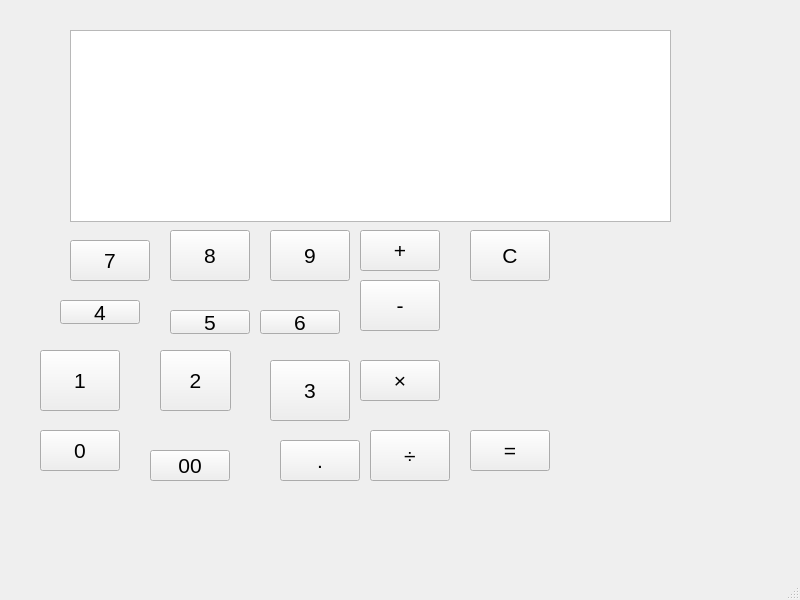
masa-1234tf/Calculator, file mainwindow.ui: the form before one commit.
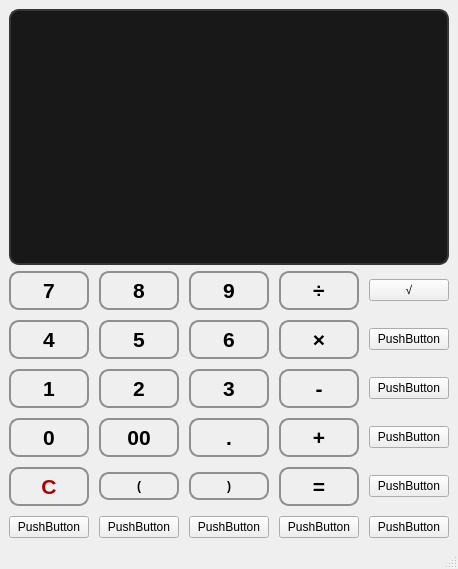
The form after the commit.

```diff
--- a/mainwindow.ui
+++ b/mainwindow.ui
@@ -6,287 +6,865 @@
    <rect>
     <x>0</x>
     <y>0</y>
-    <width>800</width>
-    <height>600</height>
+    <width>400</width>
+    <height>569</height>
    </rect>
   </property>
-  <property name="font">
-   <font>
-    <pointsize>16</pointsize>
-   </font>
-  </property>
   <property name="windowTitle">
    <string>MainWindow</string>
   </property>
   <widget class="QWidget" name="centralwidget">
-   <widget class="QTextBrowser" name="textBrowser">
-    <property name="geometry">
-     <rect>
-      <x>70</x>
-      <y>30</y>
-      <width>601</width>
-      <height>192</height>
-     </rect>
-    </property>
-   </widget>
-   <widget class="QPushButton" name="pushButton_1">
-    <property name="geometry">
-     <rect>
-      <x>40</x>
-      <y>350</y>
-      <width>80</width>
-      <height>61</height>
-     </rect>
-    </property>
-    <property name="text">
-     <string>1</string>
-    </property>
-   </widget>
-   <widget class="QPushButton" name="pushButton_2">
-    <property name="geometry">
-     <rect>
-      <x>160</x>
-      <y>350</y>
-      <width>71</width>
-      <height>61</height>
-     </rect>
-    </property>
-    <property name="text">
-     <string>2</string>
-    </property>
-   </widget>
-   <widget class="QPushButton" name="pushButton_3">
-    <property name="geometry">
-     <rect>
-      <x>270</x>
-      <y>360</y>
-      <width>80</width>
-      <height>61</height>
-     </rect>
-    </property>
-    <property name="text">
-     <string>3</string>
-    </property>
-   </widget>
-   <widget class="QPushButton" name="pushButton_0">
-    <property name="geometry">
-     <rect>
-      <x>40</x>
-      <y>430</y>
-      <width>80</width>
-      <height>41</height>
-     </rect>
-    </property>
-    <property name="text">
-     <string>0</string>
-    </property>
-   </widget>
-   <widget class="QPushButton" name="pushButton_4">
-    <property name="geometry">
-     <rect>
-      <x>60</x>
-      <y>300</y>
-      <width>80</width>
-      <height>24</height>
-     </rect>
-    </property>
-    <property name="text">
-     <string>4</string>
-    </property>
-   </widget>
-   <widget class="QPushButton" name="pushButton_5">
-    <property name="geometry">
-     <rect>
-      <x>170</x>
-      <y>310</y>
-      <width>80</width>
-      <height>24</height>
-     </rect>
-    </property>
-    <property name="text">
-     <string>5</string>
-    </property>
-   </widget>
-   <widget class="QPushButton" name="pushButton_6">
-    <property name="geometry">
-     <rect>
-      <x>260</x>
-      <y>310</y>
-      <width>80</width>
-      <height>24</height>
-     </rect>
-    </property>
-    <property name="text">
-     <string>6</string>
-    </property>
-   </widget>
-   <widget class="QPushButton" name="pushButton_7">
-    <property name="geometry">
-     <rect>
-      <x>70</x>
-      <y>240</y>
-      <width>80</width>
-      <height>41</height>
-     </rect>
-    </property>
-    <property name="text">
-     <string>7</string>
-    </property>
-   </widget>
-   <widget class="QPushButton" name="pushButton_8">
-    <property name="geometry">
-     <rect>
-      <x>170</x>
-      <y>230</y>
-      <width>80</width>
-      <height>51</height>
-     </rect>
-    </property>
-    <property name="text">
-     <string>8</string>
-    </property>
-   </widget>
-   <widget class="QPushButton" name="pushButton_9">
-    <property name="geometry">
-     <rect>
-      <x>270</x>
-      <y>230</y>
-      <width>80</width>
-      <height>51</height>
-     </rect>
-    </property>
-    <property name="text">
-     <string>9</string>
-    </property>
-   </widget>
-   <widget class="QPushButton" name="pushButton_00">
-    <property name="geometry">
-     <rect>
-      <x>150</x>
-      <y>450</y>
-      <width>80</width>
-      <height>31</height>
-     </rect>
-    </property>
-    <property name="text">
-     <string>00</string>
-    </property>
-   </widget>
-   <widget class="QPushButton" name="pushButton_dot">
-    <property name="geometry">
-     <rect>
-      <x>280</x>
-      <y>440</y>
-      <width>80</width>
-      <height>41</height>
-     </rect>
-    </property>
-    <property name="text">
-     <string>.</string>
-    </property>
-   </widget>
-   <widget class="QPushButton" name="pushButton_Clear">
-    <property name="geometry">
-     <rect>
-      <x>470</x>
-      <y>230</y>
-      <width>80</width>
-      <height>51</height>
-     </rect>
-    </property>
-    <property name="cursor">
-     <cursorShape>ArrowCursor</cursorShape>
-    </property>
-    <property name="text">
-     <string>C</string>
-    </property>
-   </widget>
-   <widget class="QPushButton" name="pushButton_Add">
-    <property name="geometry">
-     <rect>
-      <x>360</x>
-      <y>230</y>
-      <width>80</width>
-      <height>41</height>
-     </rect>
-    </property>
-    <property name="font">
-     <font>
-      <pointsize>16</pointsize>
-     </font>
-    </property>
-    <property name="text">
-     <string>+</string>
-    </property>
-    <property name="iconSize">
-     <size>
-      <width>50</width>
-      <height>16</height>
-     </size>
-    </property>
-   </widget>
-   <widget class="QPushButton" name="pushButton_Subtract">
-    <property name="geometry">
-     <rect>
-      <x>360</x>
-      <y>280</y>
-      <width>80</width>
-      <height>51</height>
-     </rect>
-    </property>
-    <property name="text">
-     <string>-</string>
-    </property>
-   </widget>
-   <widget class="QPushButton" name="pushButton_Equal">
-    <property name="geometry">
-     <rect>
-      <x>470</x>
-      <y>430</y>
-      <width>80</width>
-      <height>41</height>
-     </rect>
-    </property>
-    <property name="text">
-     <string>=</string>
-    </property>
-   </widget>
-   <widget class="QPushButton" name="pushButton_Multiply">
-    <property name="geometry">
-     <rect>
-      <x>360</x>
-      <y>360</y>
-      <width>80</width>
-      <height>41</height>
-     </rect>
-    </property>
-    <property name="text">
-     <string>×</string>
-    </property>
-   </widget>
-   <widget class="QPushButton" name="pushButton_Divide">
-    <property name="geometry">
-     <rect>
-      <x>370</x>
-      <y>430</y>
-      <width>80</width>
-      <height>51</height>
-     </rect>
-    </property>
-    <property name="text">
-     <string>÷</string>
-    </property>
-   </widget>
-  </widget>
-  <widget class="QMenuBar" name="menubar">
-   <property name="geometry">
-    <rect>
-     <x>0</x>
-     <y>0</y>
-     <width>800</width>
-     <height>33</height>
-    </rect>
-   </property>
+   <layout class="QVBoxLayout" name="verticalLayout">
+    <item>
+     <widget class="QTextBrowser" name="textBrowser">
+      <property name="minimumSize">
+       <size>
+        <width>0</width>
+        <height>80</height>
+       </size>
+      </property>
+      <property name="font">
+       <font>
+        <pointsize>-1</pointsize>
+        <bold>true</bold>
+       </font>
+      </property>
+      <property name="styleSheet">
+       <string notr="true">QTextBrowser {
+    background-color: rgb(24, 24, 24); /* 背景色 */
+    color: rgb(159, 159, 159);            /* テキスト色 */
+    border: 2px solid #8f8f91; /* 境界線 */
+    border-radius: 10px;       /* 角の丸み */
+	border-color: rgb(53, 53, 53);
+    padding: 10px;             /* 内側の余白 */
+    font-size: 24px;           /* フォントサイズ */
+    font-weight: bold;         /* フォントの太さ */
+    qproperty-alignment: 'AlignRight'; /* テキストの配置 */
+}</string>
+      </property>
+      <property name="readOnly">
+       <bool>true</bool>
+      </property>
+      <property name="text" stdset="0">
+       <string>0</string>
+      </property>
+     </widget>
+    </item>
+    <item>
+     <layout class="QGridLayout" name="gridLayout">
+      <property name="spacing">
+       <number>10</number>
+      </property>
+      <item row="4" column="1">
+       <widget class="QPushButton" name="pushButton_LeftParen">
+        <property name="styleSheet">
+         <string notr="true">QPushButton {
+    background-color: qlineargradient(
+        x1:0, y1:0, x2:0, y2:1,
+        stop:0 #ececec, stop:1 #bdbdbd
+    );
+    border: 2px solid #8f8f91;
+    border-radius: 10px;
+    padding: 5px;
+    font-weight: bold;
+    color: #000000;
+    box-shadow: 2px 2px 5px rgba(0, 0, 0, 0.3);
+}
+
+QPushButton:pressed {
+    background-color: qlineargradient(
+        x1:0, y1:0, x2:0, y2:1,
+        stop:0 #bdbdbd, stop:1 #ececec
+    );
+    border: 2px solid #8f8f91;
+    border-radius: 10px;
+    box-shadow: inset 2px 2px 5px rgba(0, 0, 0, 0.3);
+}</string>
+        </property>
+        <property name="text">
+         <string>(</string>
+        </property>
+       </widget>
+      </item>
+      <item row="5" column="0">
+       <widget class="QPushButton" name="pushButton">
+        <property name="text">
+         <string>PushButton</string>
+        </property>
+       </widget>
+      </item>
+      <item row="5" column="1">
+       <widget class="QPushButton" name="pushButton_10">
+        <property name="text">
+         <string>PushButton</string>
+        </property>
+       </widget>
+      </item>
+      <item row="4" column="2">
+       <widget class="QPushButton" name="pushButton_RightParen">
+        <property name="styleSheet">
+         <string notr="true">QPushButton {
+    background-color: qlineargradient(
+        x1:0, y1:0, x2:0, y2:1,
+        stop:0 #ececec, stop:1 #bdbdbd
+    );
+    border: 2px solid #8f8f91;
+    border-radius: 10px;
+    padding: 5px;
+    font-weight: bold;
+    color: #000000;
+    box-shadow: 2px 2px 5px rgba(0, 0, 0, 0.3);
+}
+
+QPushButton:pressed {
+    background-color: qlineargradient(
+        x1:0, y1:0, x2:0, y2:1,
+        stop:0 #bdbdbd, stop:1 #ececec
+    );
+    border: 2px solid #8f8f91;
+    border-radius: 10px;
+    box-shadow: inset 2px 2px 5px rgba(0, 0, 0, 0.3);
+}</string>
+        </property>
+        <property name="text">
+         <string>)</string>
+        </property>
+       </widget>
+      </item>
+      <item row="3" column="1">
+       <widget class="QPushButton" name="pushButton_00">
+        <property name="font">
+         <font>
+          <pointsize>16</pointsize>
+          <bold>true</bold>
+         </font>
+        </property>
+        <property name="styleSheet">
+         <string notr="true">QPushButton {
+    background-color: qlineargradient(
+        x1:0, y1:0, x2:0, y2:1,
+        stop:0 #ececec, stop:1 #bdbdbd
+    );
+    border: 2px solid #8f8f91;
+    border-radius: 10px;
+    padding: 5px;
+    font-weight: bold;
+    color: #000000;
+    box-shadow: 2px 2px 5px rgba(0, 0, 0, 0.3);
+}
+
+QPushButton:pressed {
+    background-color: qlineargradient(
+        x1:0, y1:0, x2:0, y2:1,
+        stop:0 #bdbdbd, stop:1 #ececec
+    );
+    border: 2px solid #8f8f91;
+    border-radius: 10px;
+    box-shadow: inset 2px 2px 5px rgba(0, 0, 0, 0.3);
+}</string>
+        </property>
+        <property name="text">
+         <string>00</string>
+        </property>
+       </widget>
+      </item>
+      <item row="5" column="2">
+       <widget class="QPushButton" name="pushButton_11">
+        <property name="text">
+         <string>PushButton</string>
+        </property>
+       </widget>
+      </item>
+      <item row="2" column="0">
+       <widget class="QPushButton" name="pushButton_1">
+        <property name="font">
+         <font>
+          <pointsize>16</pointsize>
+          <bold>true</bold>
+         </font>
+        </property>
+        <property name="styleSheet">
+         <string notr="true">QPushButton {
+    background-color: qlineargradient(
+        x1:0, y1:0, x2:0, y2:1,
+        stop:0 #ececec, stop:1 #bdbdbd
+    );
+    border: 2px solid #8f8f91;
+    border-radius: 10px;
+    padding: 5px;
+    font-weight: bold;
+    color: #000000;
+    box-shadow: 2px 2px 5px rgba(0, 0, 0, 0.3);
+}
+
+QPushButton:pressed {
+    background-color: qlineargradient(
+        x1:0, y1:0, x2:0, y2:1,
+        stop:0 #bdbdbd, stop:1 #ececec
+    );
+    border: 2px solid #8f8f91;
+    border-radius: 10px;
+    box-shadow: inset 2px 2px 5px rgba(0, 0, 0, 0.3);
+}</string>
+        </property>
+        <property name="text">
+         <string>1</string>
+        </property>
+       </widget>
+      </item>
+      <item row="0" column="0">
+       <widget class="QPushButton" name="pushButton_7">
+        <property name="font">
+         <font>
+          <pointsize>16</pointsize>
+          <bold>true</bold>
+         </font>
+        </property>
+        <property name="styleSheet">
+         <string notr="true">QPushButton {
+    background-color: qlineargradient(
+        x1:0, y1:0, x2:0, y2:1,
+        stop:0 #ececec, stop:1 #bdbdbd
+    );
+    border: 2px solid #8f8f91;
+    border-radius: 10px;
+    padding: 5px;
+    font-weight: bold;
+    color: #000000;
+    box-shadow: 2px 2px 5px rgba(0, 0, 0, 0.3);
+}
+
+QPushButton:pressed {
+    background-color: qlineargradient(
+        x1:0, y1:0, x2:0, y2:1,
+        stop:0 #bdbdbd, stop:1 #ececec
+    );
+    border: 2px solid #8f8f91;
+    border-radius: 10px;
+    box-shadow: inset 2px 2px 5px rgba(0, 0, 0, 0.3);
+}</string>
+        </property>
+        <property name="text">
+         <string>7</string>
+        </property>
+       </widget>
+      </item>
+      <item row="0" column="3">
+       <widget class="QPushButton" name="pushButton_Divide">
+        <property name="font">
+         <font>
+          <pointsize>16</pointsize>
+          <bold>true</bold>
+         </font>
+        </property>
+        <property name="styleSheet">
+         <string notr="true">QPushButton {
+    background-color: qlineargradient(
+        x1:0, y1:0, x2:0, y2:1,
+        stop:0 #ececec, stop:1 #bdbdbd
+    );
+    border: 2px solid #8f8f91;
+    border-radius: 10px;
+    padding: 5px;
+    font-weight: bold;
+    color: #000000;
+    box-shadow: 2px 2px 5px rgba(0, 0, 0, 0.3);
+}
+
+QPushButton:pressed {
+    background-color: qlineargradient(
+        x1:0, y1:0, x2:0, y2:1,
+        stop:0 #bdbdbd, stop:1 #ececec
+    );
+    border: 2px solid #8f8f91;
+    border-radius: 10px;
+    box-shadow: inset 2px 2px 5px rgba(0, 0, 0, 0.3);
+}</string>
+        </property>
+        <property name="text">
+         <string>÷</string>
+        </property>
+       </widget>
+      </item>
+      <item row="1" column="2">
+       <widget class="QPushButton" name="pushButton_6">
+        <property name="font">
+         <font>
+          <pointsize>16</pointsize>
+          <bold>true</bold>
+         </font>
+        </property>
+        <property name="styleSheet">
+         <string notr="true">QPushButton {
+    background-color: qlineargradient(
+        x1:0, y1:0, x2:0, y2:1,
+        stop:0 #ececec, stop:1 #bdbdbd
+    );
+    border: 2px solid #8f8f91;
+    border-radius: 10px;
+    padding: 5px;
+    font-weight: bold;
+    color: #000000;
+    box-shadow: 2px 2px 5px rgba(0, 0, 0, 0.3);
+}
+
+QPushButton:pressed {
+    background-color: qlineargradient(
+        x1:0, y1:0, x2:0, y2:1,
+        stop:0 #bdbdbd, stop:1 #ececec
+    );
+    border: 2px solid #8f8f91;
+    border-radius: 10px;
+    box-shadow: inset 2px 2px 5px rgba(0, 0, 0, 0.3);
+}</string>
+        </property>
+        <property name="text">
+         <string>6</string>
+        </property>
+       </widget>
+      </item>
+      <item row="0" column="1">
+       <widget class="QPushButton" name="pushButton_8">
+        <property name="font">
+         <font>
+          <pointsize>16</pointsize>
+          <bold>true</bold>
+         </font>
+        </property>
+        <property name="styleSheet">
+         <string notr="true">QPushButton {
+    background-color: qlineargradient(
+        x1:0, y1:0, x2:0, y2:1,
+        stop:0 #ececec, stop:1 #bdbdbd
+    );
+    border: 2px solid #8f8f91;
+    border-radius: 10px;
+    padding: 5px;
+    font-weight: bold;
+    color: #000000;
+    box-shadow: 2px 2px 5px rgba(0, 0, 0, 0.3);
+}
+
+QPushButton:pressed {
+    background-color: qlineargradient(
+        x1:0, y1:0, x2:0, y2:1,
+        stop:0 #bdbdbd, stop:1 #ececec
+    );
+    border: 2px solid #8f8f91;
+    border-radius: 10px;
+    box-shadow: inset 2px 2px 5px rgba(0, 0, 0, 0.3);
+}</string>
+        </property>
+        <property name="text">
+         <string>8</string>
+        </property>
+       </widget>
+      </item>
+      <item row="0" column="2">
+       <widget class="QPushButton" name="pushButton_9">
+        <property name="font">
+         <font>
+          <pointsize>16</pointsize>
+          <bold>true</bold>
+         </font>
+        </property>
+        <property name="styleSheet">
+         <string notr="true">QPushButton {
+    background-color: qlineargradient(
+        x1:0, y1:0, x2:0, y2:1,
+        stop:0 #ececec, stop:1 #bdbdbd
+    );
+    border: 2px solid #8f8f91;
+    border-radius: 10px;
+    padding: 5px;
+    font-weight: bold;
+    color: #000000;
+    box-shadow: 2px 2px 5px rgba(0, 0, 0, 0.3);
+}
+
+QPushButton:pressed {
+    background-color: qlineargradient(
+        x1:0, y1:0, x2:0, y2:1,
+        stop:0 #bdbdbd, stop:1 #ececec
+    );
+    border: 2px solid #8f8f91;
+    border-radius: 10px;
+    box-shadow: inset 2px 2px 5px rgba(0, 0, 0, 0.3);
+}</string>
+        </property>
+        <property name="text">
+         <string>9</string>
+        </property>
+       </widget>
+      </item>
+      <item row="3" column="0">
+       <widget class="QPushButton" name="pushButton_0">
+        <property name="font">
+         <font>
+          <pointsize>16</pointsize>
+          <bold>true</bold>
+         </font>
+        </property>
+        <property name="styleSheet">
+         <string notr="true">QPushButton {
+    background-color: qlineargradient(
+        x1:0, y1:0, x2:0, y2:1,
+        stop:0 #ececec, stop:1 #bdbdbd
+    );
+    border: 2px solid #8f8f91;
+    border-radius: 10px;
+    padding: 5px;
+    font-weight: bold;
+    color: #000000;
+    box-shadow: 2px 2px 5px rgba(0, 0, 0, 0.3);
+}
+
+QPushButton:pressed {
+    background-color: qlineargradient(
+        x1:0, y1:0, x2:0, y2:1,
+        stop:0 #bdbdbd, stop:1 #ececec
+    );
+    border: 2px solid #8f8f91;
+    border-radius: 10px;
+    box-shadow: inset 2px 2px 5px rgba(0, 0, 0, 0.3);
+}</string>
+        </property>
+        <property name="text">
+         <string>0</string>
+        </property>
+       </widget>
+      </item>
+      <item row="1" column="1">
+       <widget class="QPushButton" name="pushButton_5">
+        <property name="font">
+         <font>
+          <pointsize>16</pointsize>
+          <bold>true</bold>
+         </font>
+        </property>
+        <property name="styleSheet">
+         <string notr="true">QPushButton {
+    background-color: qlineargradient(
+        x1:0, y1:0, x2:0, y2:1,
+        stop:0 #ececec, stop:1 #bdbdbd
+    );
+    border: 2px solid #8f8f91;
+    border-radius: 10px;
+    padding: 5px;
+    font-weight: bold;
+    color: #000000;
+    box-shadow: 2px 2px 5px rgba(0, 0, 0, 0.3);
+}
+
+QPushButton:pressed {
+    background-color: qlineargradient(
+        x1:0, y1:0, x2:0, y2:1,
+        stop:0 #bdbdbd, stop:1 #ececec
+    );
+    border: 2px solid #8f8f91;
+    border-radius: 10px;
+    box-shadow: inset 2px 2px 5px rgba(0, 0, 0, 0.3);
+}</string>
+        </property>
+        <property name="text">
+         <string>5</string>
+        </property>
+       </widget>
+      </item>
+      <item row="1" column="3">
+       <widget class="QPushButton" name="pushButton_Multiply">
+        <property name="font">
+         <font>
+          <pointsize>16</pointsize>
+          <bold>true</bold>
+         </font>
+        </property>
+        <property name="styleSheet">
+         <string notr="true">QPushButton {
+    background-color: qlineargradient(
+        x1:0, y1:0, x2:0, y2:1,
+        stop:0 #ececec, stop:1 #bdbdbd
+    );
+    border: 2px solid #8f8f91;
+    border-radius: 10px;
+    padding: 5px;
+    font-weight: bold;
+    color: rgb(0, 0, 0);
+    box-shadow: 2px 2px 5px rgba(0, 0, 0, 0.3);
+}
+
+QPushButton:pressed {
+    background-color: qlineargradient(
+        x1:0, y1:0, x2:0, y2:1,
+        stop:0 #bdbdbd, stop:1 #ececec
+    );
+    border: 2px solid #8f8f91;
+    border-radius: 10px;
+    box-shadow: inset 2px 2px 5px rgba(0, 0, 0, 0.3);
+}</string>
+        </property>
+        <property name="text">
+         <string>×</string>
+        </property>
+       </widget>
+      </item>
+      <item row="1" column="0">
+       <widget class="QPushButton" name="pushButton_4">
+        <property name="font">
+         <font>
+          <pointsize>16</pointsize>
+          <bold>true</bold>
+         </font>
+        </property>
+        <property name="styleSheet">
+         <string notr="true">QPushButton {
+    background-color: qlineargradient(
+        x1:0, y1:0, x2:0, y2:1,
+        stop:0 #ececec, stop:1 #bdbdbd
+    );
+    border: 2px solid #8f8f91;
+    border-radius: 10px;
+    padding: 5px;
+    font-weight: bold;
+    color: #000000;
+    box-shadow: 2px 2px 5px rgba(0, 0, 0, 0.3);
+}
+
+QPushButton:pressed {
+    background-color: qlineargradient(
+        x1:0, y1:0, x2:0, y2:1,
+        stop:0 #bdbdbd, stop:1 #ececec
+    );
+    border: 2px solid #8f8f91;
+    border-radius: 10px;
+    box-shadow: inset 2px 2px 5px rgba(0, 0, 0, 0.3);
+}</string>
+        </property>
+        <property name="text">
+         <string>4</string>
+        </property>
+        <property name="autoDefault">
+         <bool>false</bool>
+        </property>
+        <property name="default">
+         <bool>false</bool>
+        </property>
+        <property name="flat">
+         <bool>false</bool>
+        </property>
+       </widget>
+      </item>
+      <item row="2" column="2">
+       <widget class="QPushButton" name="pushButton_3">
+        <property name="font">
+         <font>
+          <pointsize>16</pointsize>
+          <bold>true</bold>
+         </font>
+        </property>
+        <property name="styleSheet">
+         <string notr="true">QPushButton {
+    background-color: qlineargradient(
+        x1:0, y1:0, x2:0, y2:1,
+        stop:0 #ececec, stop:1 #bdbdbd
+    );
+    border: 2px solid #8f8f91;
+    border-radius: 10px;
+    padding: 5px;
+    font-weight: bold;
+    color: #000000;
+    box-shadow: 2px 2px 5px rgba(0, 0, 0, 0.3);
+}
+
+QPushButton:pressed {
+    background-color: qlineargradient(
+        x1:0, y1:0, x2:0, y2:1,
+        stop:0 #bdbdbd, stop:1 #ececec
+    );
+    border: 2px solid #8f8f91;
+    border-radius: 10px;
+    box-shadow: inset 2px 2px 5px rgba(0, 0, 0, 0.3);
+}</string>
+        </property>
+        <property name="text">
+         <string>3</string>
+        </property>
+       </widget>
+      </item>
+      <item row="3" column="2">
+       <widget class="QPushButton" name="pushButton_dot">
+        <property name="font">
+         <font>
+          <pointsize>16</pointsize>
+          <bold>true</bold>
+         </font>
+        </property>
+        <property name="styleSheet">
+         <string notr="true">QPushButton {
+    background-color: qlineargradient(
+        x1:0, y1:0, x2:0, y2:1,
+        stop:0 #ececec, stop:1 #bdbdbd
+    );
+    border: 2px solid #8f8f91;
+    border-radius: 10px;
+    padding: 5px;
+    font-weight: bold;
+    color: #000000;
+    box-shadow: 2px 2px 5px rgba(0, 0, 0, 0.3);
+}
+
+QPushButton:pressed {
+    background-color: qlineargradient(
+        x1:0, y1:0, x2:0, y2:1,
+        stop:0 #bdbdbd, stop:1 #ececec
+    );
+    border: 2px solid #8f8f91;
+    border-radius: 10px;
+    box-shadow: inset 2px 2px 5px rgba(0, 0, 0, 0.3);
+}</string>
+        </property>
+        <property name="text">
+         <string>.</string>
+        </property>
+       </widget>
+      </item>
+      <item row="4" column="0">
+       <widget class="QPushButton" name="pushButton_Clear">
+        <property name="font">
+         <font>
+          <pointsize>16</pointsize>
+          <bold>true</bold>
+         </font>
+        </property>
+        <property name="styleSheet">
+         <string notr="true">QPushButton {
+    background-color: qlineargradient(
+        x1:0, y1:0, x2:0, y2:1,
+        stop:0 #ececec, stop:1 #bdbdbd
+    );
+    border: 2px solid #8f8f91;
+    border-radius: 10px;
+    padding: 5px;
+    font-weight: bold;
+    color: rgb(170, 0, 0);
+    box-shadow: 2px 2px 5px rgba(0, 0, 0, 0.3);
+}
+
+QPushButton:pressed {
+    background-color: qlineargradient(
+        x1:0, y1:0, x2:0, y2:1,
+        stop:0 #bdbdbd, stop:1 #ececec
+    );
+    border: 2px solid #8f8f91;
+    border-radius: 10px;
+    box-shadow: inset 2px 2px 5px rgba(0, 0, 0, 0.3);
+}</string>
+        </property>
+        <property name="text">
+         <string>C</string>
+        </property>
+       </widget>
+      </item>
+      <item row="4" column="3">
+       <widget class="QPushButton" name="pushButton_Equal">
+        <property name="font">
+         <font>
+          <pointsize>16</pointsize>
+          <bold>true</bold>
+         </font>
+        </property>
+        <property name="styleSheet">
+         <string notr="true">QPushButton {
+    background-color: qlineargradient(
+        x1:0, y1:0, x2:0, y2:1,
+        stop:0 #ececec, stop:1 #bdbdbd
+    );
+    border: 2px solid #8f8f91;
+    border-radius: 10px;
+    padding: 5px;
+    font-weight: bold;
+    color: #000000;
+    box-shadow: 2px 2px 5px rgba(0, 0, 0, 0.3);
+}
+
+QPushButton:pressed {
+    background-color: qlineargradient(
+        x1:0, y1:0, x2:0, y2:1,
+        stop:0 #bdbdbd, stop:1 #ececec
+    );
+    border: 2px solid #8f8f91;
+    border-radius: 10px;
+    box-shadow: inset 2px 2px 5px rgba(0, 0, 0, 0.3);
+}</string>
+        </property>
+        <property name="text">
+         <string>=</string>
+        </property>
+       </widget>
+      </item>
+      <item row="2" column="1">
+       <widget class="QPushButton" name="pushButton_2">
+        <property name="font">
+         <font>
+          <pointsize>16</pointsize>
+          <bold>true</bold>
+         </font>
+        </property>
+        <property name="styleSheet">
+         <string notr="true">QPushButton {
+    background-color: qlineargradient(
+        x1:0, y1:0, x2:0, y2:1,
+        stop:0 #ececec, stop:1 #bdbdbd
+    );
+    border: 2px solid #8f8f91;
+    border-radius: 10px;
+    padding: 5px;
+    font-weight: bold;
+    color: #000000;
+    box-shadow: 2px 2px 5px rgba(0, 0, 0, 0.3);
+}
+
+QPushButton:pressed {
+    background-color: qlineargradient(
+        x1:0, y1:0, x2:0, y2:1,
+        stop:0 #bdbdbd, stop:1 #ececec
+    );
+    border: 2px solid #8f8f91;
+    border-radius: 10px;
+    box-shadow: inset 2px 2px 5px rgba(0, 0, 0, 0.3);
+}</string>
+        </property>
+        <property name="text">
+         <string>2</string>
+        </property>
+       </widget>
+      </item>
+      <item row="3" column="3">
+       <widget class="QPushButton" name="pushButton_Add">
+        <property name="font">
+         <font>
+          <pointsize>16</pointsize>
+          <bold>true</bold>
+         </font>
+        </property>
+        <property name="styleSheet">
+         <string notr="true">QPushButton {
+    background-color: qlineargradient(
+        x1:0, y1:0, x2:0, y2:1,
+        stop:0 #ececec, stop:1 #bdbdbd
+    );
+    border: 2px solid #8f8f91;
+    border-radius: 10px;
+    padding: 5px;
+    font-weight: bold;
+    color: #000000;
+    box-shadow: 2px 2px 5px rgba(0, 0, 0, 0.3);
+}
+
+QPushButton:pressed {
+    background-color: qlineargradient(
+        x1:0, y1:0, x2:0, y2:1,
+        stop:0 #bdbdbd, stop:1 #ececec
+    );
+    border: 2px solid #8f8f91;
+    border-radius: 10px;
+    box-shadow: inset 2px 2px 5px rgba(0, 0, 0, 0.3);
+}</string>
+        </property>
+        <property name="text">
+         <string>+</string>
+        </property>
+       </widget>
+      </item>
+      <item row="5" column="3">
+       <widget class="QPushButton" name="pushButton_12">
+        <property name="text">
+         <string>PushButton</string>
+        </property>
+       </widget>
+      </item>
+      <item row="2" column="3">
+       <widget class="QPushButton" name="pushButton_Subtract">
+        <property name="font">
+         <font>
+          <pointsize>16</pointsize>
+          <bold>true</bold>
+         </font>
+        </property>
+        <property name="styleSheet">
+         <string notr="true">QPushButton {
+    background-color: qlineargradient(
+        x1:0, y1:0, x2:0, y2:1,
+        stop:0 #ececec, stop:1 #bdbdbd
+    );
+    border: 2px solid #8f8f91;
+    border-radius: 10px;
+    padding: 5px;
+    font-weight: bold;
+    color: #000000;
+    box-shadow: 2px 2px 5px rgba(0, 0, 0, 0.3);
+}
+
+QPushButton:pressed {
+    background-color: qlineargradient(
+        x1:0, y1:0, x2:0, y2:1,
+        stop:0 #bdbdbd, stop:1 #ececec
+    );
+    border: 2px solid #8f8f91;
+    border-radius: 10px;
+    box-shadow: inset 2px 2px 5px rgba(0, 0, 0, 0.3);
+}</string>
+        </property>
+        <property name="text">
+         <string>-</string>
+        </property>
+       </widget>
+      </item>
+      <item row="0" column="4">
+       <widget class="QPushButton" name="pushButton_13">
+        <property name="text">
+         <string>√</string>
+        </property>
+       </widget>
+      </item>
+      <item row="1" column="4">
+       <widget class="QPushButton" name="pushButton_14">
+        <property name="text">
+         <string>PushButton</string>
+        </property>
+       </widget>
+      </item>
+      <item row="2" column="4">
+       <widget class="QPushButton" name="pushButton_15">
+        <property name="text">
+         <string>PushButton</string>
+        </property>
+       </widget>
+      </item>
+      <item row="3" column="4">
+       <widget class="QPushButton" name="pushButton_16">
+        <property name="text">
+         <string>PushButton</string>
+        </property>
+       </widget>
+      </item>
+      <item row="4" column="4">
+       <widget class="QPushButton" name="pushButton_17">
+        <property name="text">
+         <string>PushButton</string>
+        </property>
+       </widget>
+      </item>
+      <item row="5" column="4">
+       <widget class="QPushButton" name="pushButton_18">
+        <property name="text">
+         <string>PushButton</string>
+        </property>
+       </widget>
+      </item>
+     </layout>
+    </item>
+   </layout>
   </widget>
   <widget class="QStatusBar" name="statusbar"/>
  </widget>
```
Left out of the diff: 2 changed lines with no effect on the pictures.
